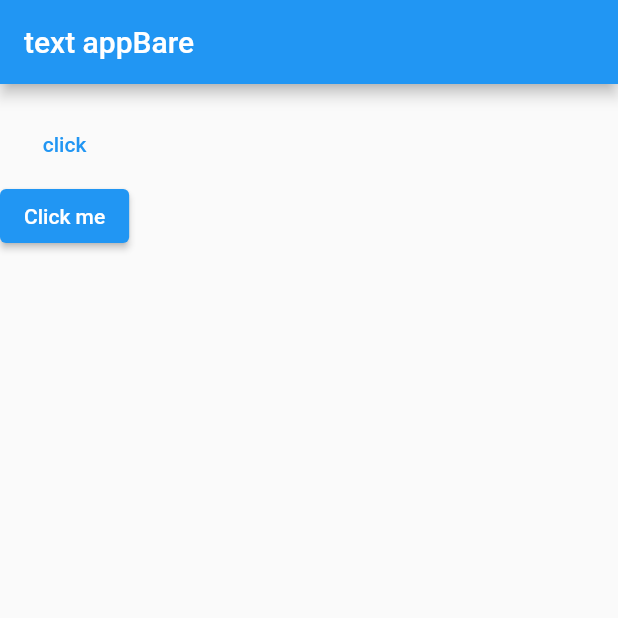
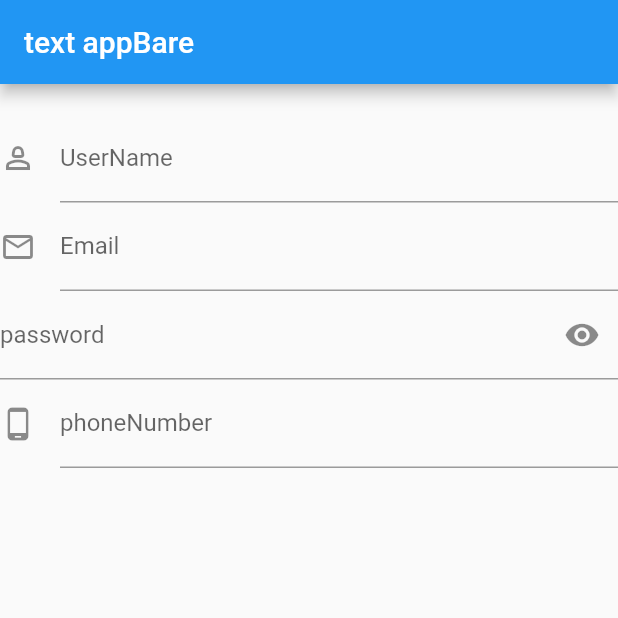
Before and after one commit to YousifAladower/my_app2, a Flutter app: the screen it shows after launch, on a phone screen of 412 x 824 dp, the top half of it. Run offline on Flutter 3.47's test engine with Material 2 defaults, Android fonts, the phone set to English and light mode, and no system bars; Roboto replaces fonts that are missing (transactionAmount).

Commit message:
form INput TextField Types

```diff
--- a/lib/main.dart
+++ b/lib/main.dart
@@ -15,36 +15,74 @@ class _MyAppState extends State <MyApp>
 {
     var str="";
 
+    bool securpassowrd=true;
   @override
   Widget build(BuildContext context) {
     return MaterialApp(
       home: Scaffold(
 
      appBar:AppBar(title:Text('text appBare')),
-        body:Column(
-          children: <Widget>[
-                        Text(
-                          str,
-                          style:TextStyle(),
-                        ),
-                        TextButton(
-                          onPressed: (){},
-                         style: ButtonStyle(
-                shape: MaterialStateProperty.all<RoundedRectangleBorder>(
-                  RoundedRectangleBorder(
-                    borderRadius: BorderRadius.circular(30.0),
-                  ))),
-                           child: Text('click'),
+        body:Container(
+          child: SingleChildScrollView(
+            child:Column(
+          children: [
+            SizedBox(height: 20),
+            Container(
+              child :TextField (
+                decoration: InputDecoration(
+                  labelText: "UserName",
+                  labelStyle: TextStyle(fontFamily: AutofillHints.transactionAmount),
+                  hintText: "UserName",
+                  icon: Icon(Icons.person_2_outlined),
+                )
+            )
+            ),
+            Container(
+              child :TextField (
+                decoration: InputDecoration(
+                  labelText: "Email",
+                  labelStyle: TextStyle(fontFamily: AutofillHints.transactionAmount),
+                  hintText: "enter Email",
+                  icon: Icon(Icons.email_outlined),
+                ),
+                keyboardType: TextInputType.emailAddress,
+            )
+            ),
+            Container(
+              child :TextField (
+                decoration: InputDecoration(
+                  labelText: "password",
+                  labelStyle: TextStyle(fontFamily: AutofillHints.transactionAmount),
+                  hintText: "enter password",
+                  suffixIcon: IconButton(
+                    icon: Icon(
+                      securpassowrd? Icons.visibility:Icons.visibility_off),
+                      onPressed: (){
+                        setState(() {
+                           securpassowrd= !securpassowrd;
+                        });
+                      }
+                    ),
+                  ),
+                    obscureText: securpassowrd,
+                keyboardType: TextInputType.visiblePassword,
+              ),
 
-                        ),
-                 ElevatedButton(
-              onPressed: () {
-                setState(() => str = "hello");
-              },
-              child: Text('Click me'),
-            ),
-
-            ],
+            )
+          ,
+            Container(
+              child :TextField (
+                decoration: InputDecoration(
+                  labelText: "phoneNumber",
+                  labelStyle: TextStyle(fontFamily: AutofillHints.transactionAmount),
+                  hintText: "enter phoneNumber",
+                  icon: Icon(Icons.phone_android),
+                ),
+                keyboardType: TextInputType.number,
+            )
+            )
+          ],
+        ) ),
         )
 
       ),
--- /dev/null
+++ b/lib/main2.dart
@@ -0,0 +1,55 @@
+
+import 'package:flutter/material.dart';
+void main(){
+   return runApp(MyApp());
+}
+
+class MyApp extends StatefulWidget{
+  @override
+  State<StatefulWidget> createState() {
+    return _MyAppState();
+  }
+
+}
+class _MyAppState extends State <MyApp>
+{
+    var str="";
+
+  @override
+  Widget build(BuildContext context) {
+    return MaterialApp(
+      home: Scaffold(
+
+     appBar:AppBar(title:Text('text appBare')),
+        body:Column(
+          children: <Widget>[
+                        Text(
+                          str,
+                          style:TextStyle(),
+                        ),
+                        TextButton(
+                          onPressed: (){},
+                         style: ButtonStyle(
+                shape: MaterialStateProperty.all<RoundedRectangleBorder>(
+                  RoundedRectangleBorder(
+                    borderRadius: BorderRadius.circular(30.0),
+                  ))),
+                           child: Text('click'),
+
+                        ),
+                 ElevatedButton(
+              onPressed: () {
+                setState(() => str = "hello");
+              },
+              child: Text('Click me'),
+            ),
+
+            ],
+        )
+
+      ),
+    );
+
+
+  }
+}
```
